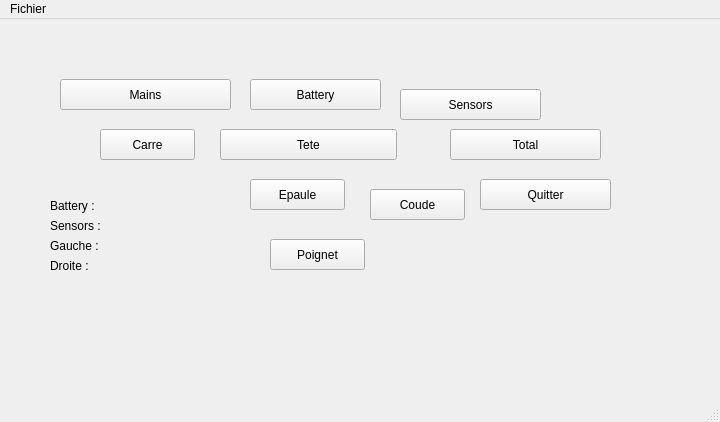
Above: NAO /Interface.ui from dussotro/StageRobZerr before the change. Below: the same form after it.
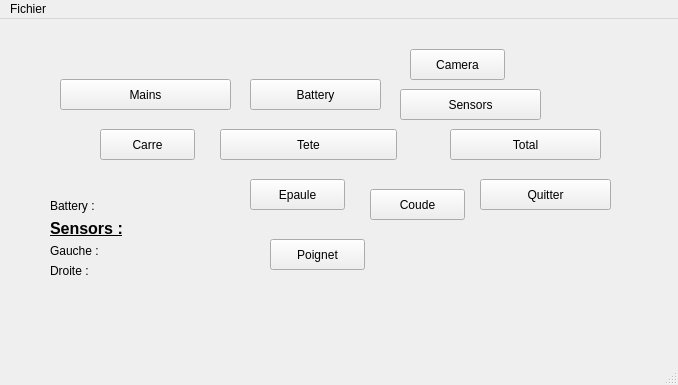
That is the form after the change.

```diff
--- a/NAO /Interface.ui
+++ b/NAO /Interface.ui
@@ -9,8 +9,8 @@
    <rect>
     <x>0</x>
     <y>0</y>
-    <width>720</width>
-    <height>422</height>
+    <width>678</width>
+    <height>385</height>
    </rect>
   </property>
   <property name="windowTitle">
@@ -45,7 +45,7 @@
       <x>50</x>
       <y>180</y>
       <width>201</width>
-      <height>110</height>
+      <height>111</height>
      </rect>
     </property>
     <layout class="QFormLayout" name="formLayout_2">
@@ -73,7 +73,7 @@
      <item row="2" column="0">
       <widget class="QLabel" name="label_0">
        <property name="text">
-        <string>Sensors :</string>
+        <string>&lt;html&gt;&lt;head/&gt;&lt;body&gt;&lt;p&gt;&lt;span style=&quot; font-size:12pt; font-weight:600; text-decoration: underline;&quot;&gt;Sensors :&lt;/span&gt;&lt;/p&gt;&lt;/body&gt;&lt;/html&gt;</string>
        </property>
       </widget>
      </item>
@@ -217,13 +217,26 @@
      <string>Mains</string>
     </property>
    </widget>
+   <widget class="QPushButton" name="Bouton_Camera">
+    <property name="geometry">
+     <rect>
+      <x>410</x>
+      <y>30</y>
+      <width>95</width>
+      <height>31</height>
+     </rect>
+    </property>
+    <property name="text">
+     <string>Camera</string>
+    </property>
+   </widget>
   </widget>
   <widget class="QMenuBar" name="menubar">
    <property name="geometry">
     <rect>
      <x>0</x>
      <y>0</y>
-     <width>720</width>
+     <width>678</width>
      <height>27</height>
     </rect>
    </property>
```
